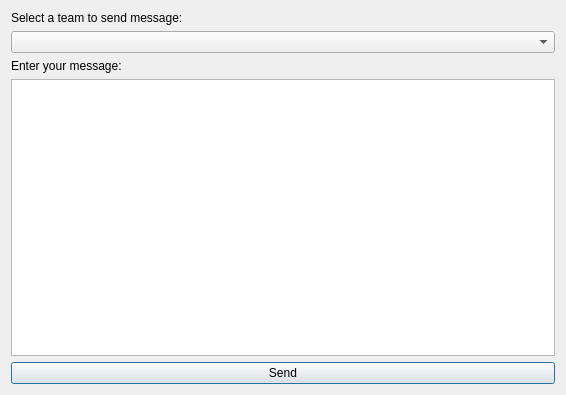
This is gui/gMessage.ui in hrGuTou/SMslack as Qt 5 draws it before an edit. The edited form follows.
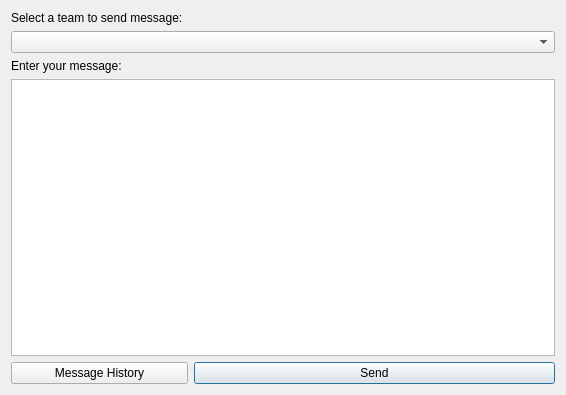
This is the edited form.

What changed in the file:
```diff
--- a/gui/gMessage.ui
+++ b/gui/gMessage.ui
@@ -14,16 +14,33 @@
    <string>Group Message</string>
   </property>
   <layout class="QGridLayout" name="gridLayout">
-   <item row="1" column="0">
+   <item row="5" column="1" colspan="2">
+    <widget class="QPushButton" name="pushButton">
+     <property name="text">
+      <string>Send</string>
+     </property>
+    </widget>
+   </item>
+   <item row="5" column="0">
+    <widget class="QPushButton" name="pushButton_2">
+     <property name="text">
+      <string>Message History</string>
+     </property>
+    </widget>
+   </item>
+   <item row="4" column="0" colspan="3">
+    <widget class="QPlainTextEdit" name="plainTextEdit"/>
+   </item>
+   <item row="2" column="0" colspan="3">
+    <widget class="QComboBox" name="comboBox"/>
+   </item>
+   <item row="0" column="0">
     <widget class="QLabel" name="label_2">
      <property name="text">
       <string>Select a team to send message:</string>
      </property>
     </widget>
    </item>
-   <item row="4" column="0" colspan="2">
-    <widget class="QPlainTextEdit" name="plainTextEdit"/>
-   </item>
    <item row="3" column="0">
     <widget class="QLabel" name="label">
      <property name="text">
@@ -31,16 +48,6 @@
      </property>
     </widget>
    </item>
-   <item row="2" column="0" colspan="2">
-    <widget class="QComboBox" name="comboBox"/>
-   </item>
-   <item row="5" column="0" colspan="2">
-    <widget class="QPushButton" name="pushButton">
-     <property name="text">
-      <string>Send</string>
-     </property>
-    </widget>
-   </item>
   </layout>
  </widget>
  <resources/>
```
